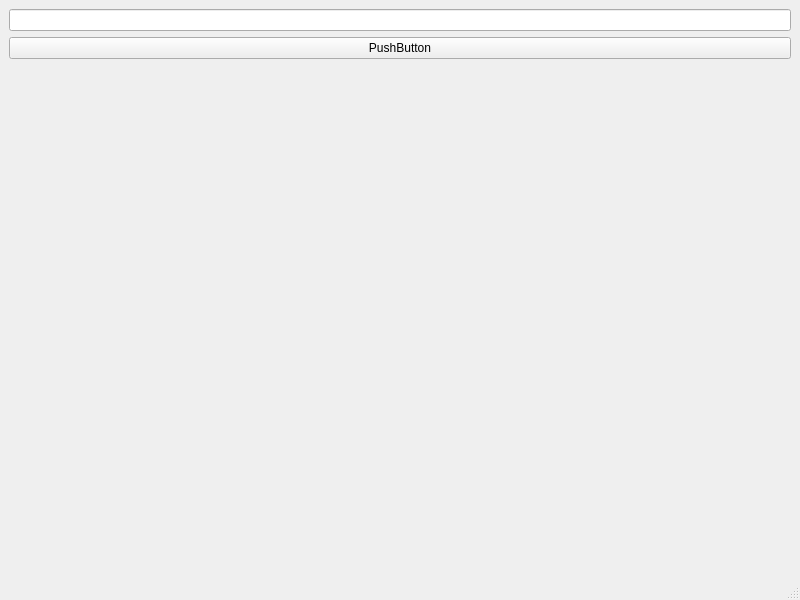
The window that LineAuth/lineAuth.ui (maxmacstn/EasyLib_client) describes before a commit, drawn with Qt 5.
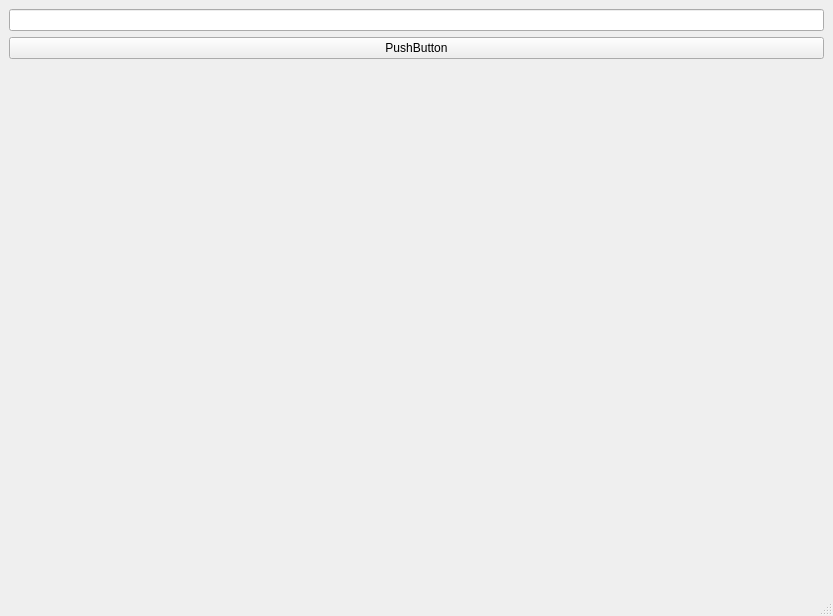
The same window after the commit.

```diff
--- a/LineAuth/lineAuth.ui
+++ b/LineAuth/lineAuth.ui
@@ -6,8 +6,8 @@
    <rect>
     <x>0</x>
     <y>0</y>
-    <width>800</width>
-    <height>600</height>
+    <width>833</width>
+    <height>616</height>
    </rect>
   </property>
   <property name="windowTitle">
@@ -26,7 +26,27 @@
      </widget>
     </item>
     <item>
-     <widget class="QWidget" name="webView" native="true"/>
+     <layout class="QVBoxLayout" name="verticalLayout">
+      <property name="sizeConstraint">
+       <enum>QLayout::SetMinimumSize</enum>
+      </property>
+      <item>
+       <widget class="QWidget" name="webView" native="true">
+        <property name="sizePolicy">
+         <sizepolicy hsizetype="MinimumExpanding" vsizetype="MinimumExpanding">
+          <horstretch>0</horstretch>
+          <verstretch>0</verstretch>
+         </sizepolicy>
+        </property>
+        <property name="minimumSize">
+         <size>
+          <width>500</width>
+          <height>500</height>
+         </size>
+        </property>
+       </widget>
+      </item>
+     </layout>
     </item>
    </layout>
   </widget>
```
Left out of the diff: 2 changed lines with no effect on the pictures.
